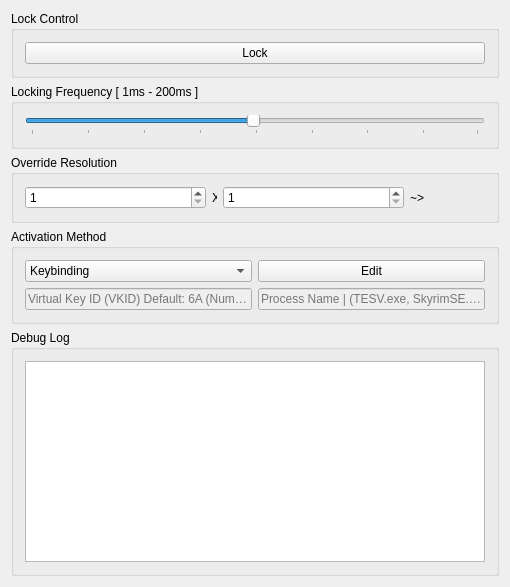
Old version of the form source/main_window_dlg.ui in the repository PsychedelicShayna/cursor-locker.
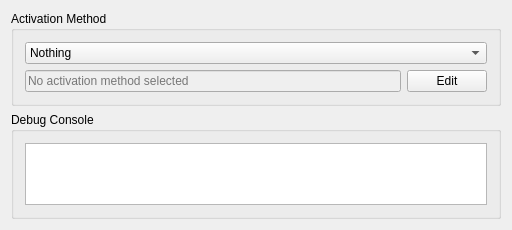
New version of the form.

Commit message: Updated locking method to use ClipCursor, and removed obsolete code.

Patch:
```diff
--- a/source/main_window_dlg.ui
+++ b/source/main_window_dlg.ui
@@ -6,14 +6,14 @@
    <rect>
     <x>0</x>
     <y>0</y>
-    <width>510</width>
-    <height>587</height>
+    <width>512</width>
+    <height>230</height>
    </rect>
   </property>
   <property name="minimumSize">
    <size>
-    <width>510</width>
-    <height>510</height>
+    <width>512</width>
+    <height>230</height>
    </size>
   </property>
   <property name="windowTitle">
@@ -29,126 +29,6 @@
    <layout class="QGridLayout" name="gridLayout_2">
     <item row="0" column="0">
      <layout class="QVBoxLayout" name="grp_main_layout">
-      <item>
-       <widget class="QGroupBox" name="grp_lock_controls">
-        <property name="title">
-         <string>Lock Control</string>
-        </property>
-        <layout class="QVBoxLayout" name="verticalLayout_3">
-         <item>
-          <widget class="QPushButton" name="btn_lock_state">
-           <property name="text">
-            <string>Lock</string>
-           </property>
-          </widget>
-         </item>
-        </layout>
-       </widget>
-      </item>
-      <item>
-       <widget class="QGroupBox" name="grp_lock_frequency">
-        <property name="title">
-         <string>Locking Frequency [ 1ms - 200ms ]</string>
-        </property>
-        <layout class="QGridLayout" name="gridLayout">
-         <item row="0" column="0">
-          <widget class="QSlider" name="hslid_lock_frequency">
-           <property name="minimum">
-            <number>1</number>
-           </property>
-           <property name="maximum">
-            <number>200</number>
-           </property>
-           <property name="singleStep">
-            <number>25</number>
-           </property>
-           <property name="pageStep">
-            <number>25</number>
-           </property>
-           <property name="value">
-            <number>100</number>
-           </property>
-           <property name="sliderPosition">
-            <number>100</number>
-           </property>
-           <property name="tracking">
-            <bool>true</bool>
-           </property>
-           <property name="orientation">
-            <enum>Qt::Horizontal</enum>
-           </property>
-           <property name="tickPosition">
-            <enum>QSlider::TicksBelow</enum>
-           </property>
-           <property name="tickInterval">
-            <number>25</number>
-           </property>
-          </widget>
-         </item>
-        </layout>
-       </widget>
-      </item>
-      <item>
-       <widget class="QGroupBox" name="grp_resolution">
-        <property name="title">
-         <string>Override Resolution</string>
-        </property>
-        <layout class="QHBoxLayout" name="horizontalLayout">
-         <item>
-          <widget class="QSpinBox" name="sbox_resX">
-           <property name="minimumSize">
-            <size>
-             <width>1</width>
-             <height>0</height>
-            </size>
-           </property>
-           <property name="minimum">
-            <number>1</number>
-           </property>
-           <property name="maximum">
-            <number>20000</number>
-           </property>
-          </widget>
-         </item>
-         <item>
-          <widget class="QLabel" name="lbl_x_sign">
-           <property name="maximumSize">
-            <size>
-             <width>5</width>
-             <height>16777215</height>
-            </size>
-           </property>
-           <property name="text">
-            <string>X</string>
-           </property>
-          </widget>
-         </item>
-         <item>
-          <widget class="QSpinBox" name="sbox_resY">
-           <property name="minimum">
-            <number>1</number>
-           </property>
-           <property name="maximum">
-            <number>20000</number>
-           </property>
-          </widget>
-         </item>
-         <item>
-          <widget class="QLabel" name="lbl_center">
-           <property name="maximumSize">
-            <size>
-             <width>75</width>
-             <height>16777215</height>
-            </size>
-           </property>
-           <property name="text">
-            <string>~&gt; </string>
-           </property>
-          </widget>
-         </item>
-        </layout>
-       </widget>
-      </item>
       <item>
        <widget class="QGroupBox" name="grp_activation">
         <property name="title">
@@ -158,7 +38,12 @@
          <item>
           <layout class="QHBoxLayout" name="horizontalLayout_2">
            <item>
-            <widget class="QComboBox" name="cbx_activation">
+            <widget class="QComboBox" name="cbx_activation_method">
+             <item>
+              <property name="text">
+               <string>Nothing</string>
+              </property>
+             </item>
              <item>
               <property name="text">
                <string>Keybinding</string>
@@ -171,8 +56,22 @@
              </item>
             </widget>
            </item>
+          </layout>
+         </item>
+         <item>
+          <layout class="QHBoxLayout" name="grp_activation_parameters">
            <item>
-            <widget class="QPushButton" name="btn_edit_activation">
+            <widget class="QLineEdit" name="lin_activation_parameter">
+             <property name="enabled">
+              <bool>false</bool>
+             </property>
+             <property name="placeholderText">
+              <string>No activation method selected</string>
+             </property>
+            </widget>
+           </item>
+           <item>
+            <widget class="QPushButton" name="btn_edit_activation_parameter">
              <property name="text">
               <string>Edit</string>
              </property>
@@ -180,37 +79,13 @@
            </item>
           </layout>
          </item>
-         <item>
-          <layout class="QHBoxLayout" name="grp_activation_parameters">
-           <item>
-            <widget class="QLineEdit" name="lin_vkid">
-             <property name="enabled">
-              <bool>false</bool>
-             </property>
-             <property name="placeholderText">
-              <string>Virtual Key ID (VKID) Default: 6A (Numpad *)</string>
-             </property>
-            </widget>
-           </item>
-           <item>
-            <widget class="QLineEdit" name="lin_process">
-             <property name="enabled">
-              <bool>false</bool>
-             </property>
-             <property name="placeholderText">
-              <string>Process Name | (TESV.exe, SkyrimSE.exe)</string>
-             </property>
-            </widget>
-           </item>
-          </layout>
-         </item>
         </layout>
        </widget>
       </item>
       <item>
        <widget class="QGroupBox" name="grp_console">
         <property name="title">
-         <string>Debug Log</string>
+         <string>Debug Console</string>
         </property>
         <layout class="QVBoxLayout" name="verticalLayout_2">
          <item>
```
Left out of the diff: 7 changed lines with no effect on the pictures. The commit also changes 2 other files.
